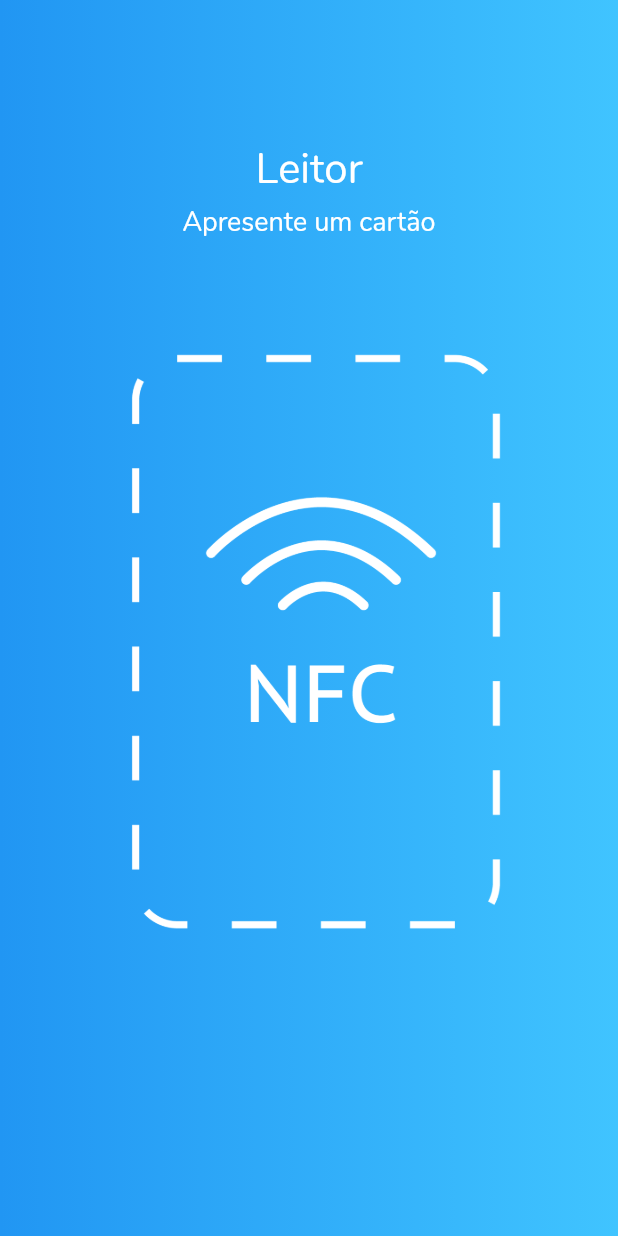
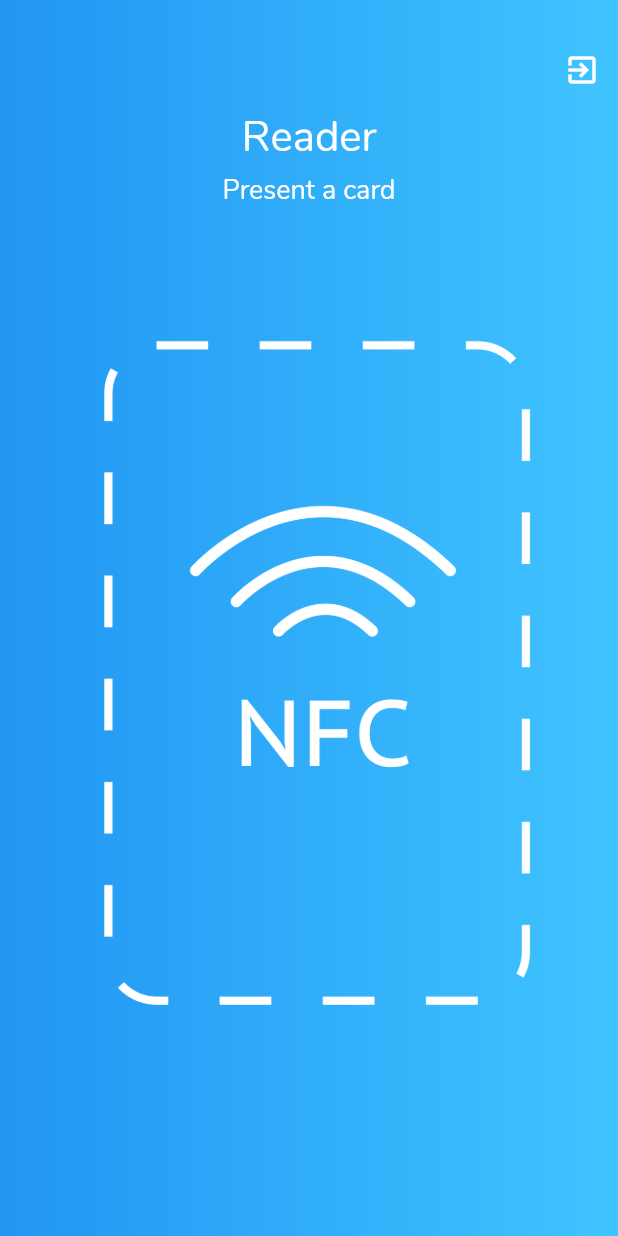
Before and after one commit to Robot-Hockey/Air-Mobile, a Flutter app: the HomePage screen opened by its route, on a phone screen of 412 x 824 dp. Run offline on Flutter 3.47's test engine with Material 2 defaults, Android fonts, the phone set to English and light mode, and no system bars; our stand-ins replace flutter_secure_storage, toast; missing offline and left inert: flutter_nfc_reader; accounts and stored records are empty.

Commit message:
Fix pushback events and main page translation
Closes: #9

Signed-off-by: Arthur Diniz <arthurbdiniz@gmail.com>

```diff
--- a/lib/home_page.dart
+++ b/lib/home_page.dart
@@ -1,3 +1,4 @@
+import 'package:air_app/login_page.dart';
 import 'package:flutter/material.dart';
 import 'package:flutter_nfc_reader/flutter_nfc_reader.dart';
 import 'package:air_app/wallet_page.dart';
@@ -19,10 +20,26 @@ class _HomePageState extends State<HomePage> {
   @override
   Widget build(BuildContext context) {
 
+    final logoutButton = Row(
+      mainAxisSize: MainAxisSize.max,
+      children: <Widget>[
+        new Expanded(
+          child: new Align(
+            alignment: Alignment.centerRight,
+            child: IconButton(
+                // padding: EdgeInsets.all(14.0),
+                icon: new Icon(Icons.exit_to_app, color: Colors.white),
+                onPressed: () => Navigator.of(context).pushReplacementNamed(LoginPage.tag)
+              ),
+          ),
+        ),
+      ]
+    );
+
     final titleText = Padding(
       padding: EdgeInsets.all(2.0),
       child: Text(
-        'Leitor',
+        'Reader',
         style: TextStyle(fontSize: 28.0, color: Colors.white),
       ),
     );
@@ -32,14 +49,13 @@ class _HomePageState extends State<HomePage> {
     final subTitleText = Padding(
       padding: EdgeInsets.all(2.0),
       child: Text(
-        'Apresente um cartão',
+        'Present a card',
         style: TextStyle(fontSize: 18.0, color: Colors.white),
       ),
     );
 
     final body = Container(
       width: MediaQuery.of(context).size.width,
-      padding: EdgeInsets.all(28.0),
       decoration: BoxDecoration(
         gradient: LinearGradient(colors: [
           Colors.blue,
@@ -50,7 +66,7 @@ class _HomePageState extends State<HomePage> {
         child: Column(
           mainAxisAlignment: MainAxisAlignment.center,
           crossAxisAlignment: CrossAxisAlignment.center,
-          children: <Widget>[titleText, subTitleText, nfcImage],
+          children: <Widget>[logoutButton, titleText, subTitleText, nfcImage],
           ),
       ),
     );
--- a/lib/login_page.dart
+++ b/lib/login_page.dart
@@ -45,7 +45,8 @@ class _LoginPageState extends State<LoginPage> {
       debugPrint(authToken);
       await storage.write(key: 'authToken', value: authToken);
       await storage.write(key: 'companyId', value: companyId.toString());
-      Navigator.of(context).pushNamed(HomePage.tag);
+      // Navigator.cpushNamed(HomePage.tag);
+      Navigator.of(context).pushReplacementNamed(HomePage.tag);
     }else {
       Toast.show("Wrong credentials", context, duration: Toast.LENGTH_LONG, gravity:  Toast.BOTTOM);
     }
```
